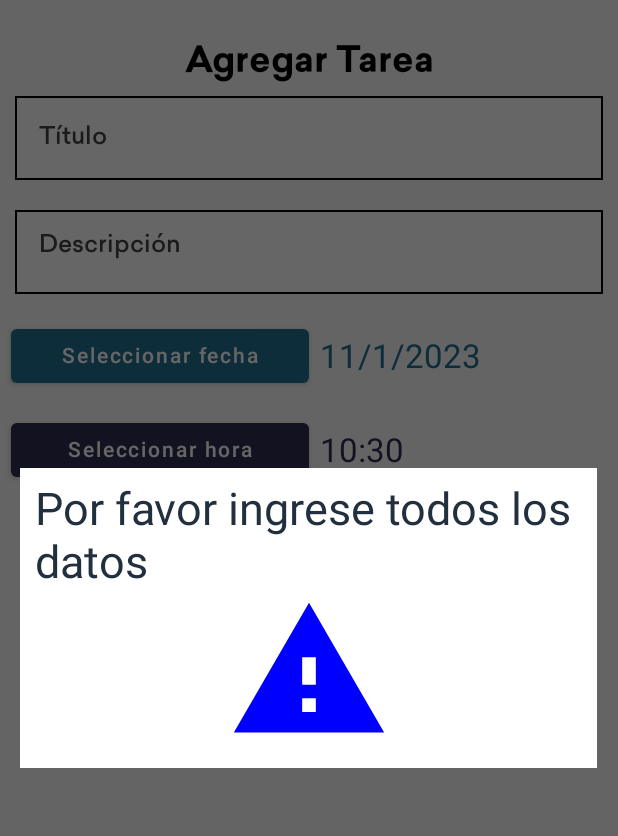
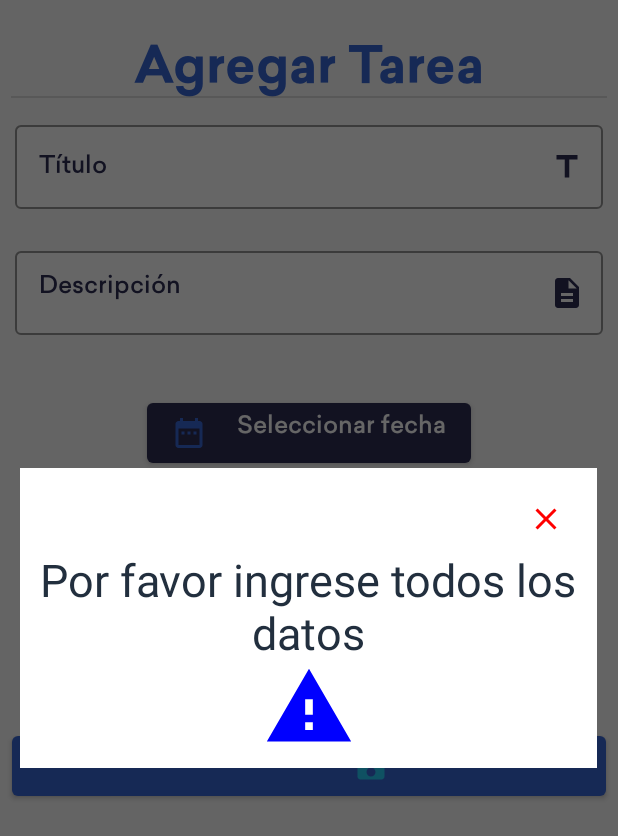
Before and after one commit to arsoftcr/NotePadReminder, an Android app built with Jetpack Compose: the AddPage screen opened through its navigation route, after a tap on "Guardar", on a phone screen of 412 x 824 dp. Shown: the top 836 px of the screen. Run offline under Robolectric (Android 15) with nearby library versions, the phone set to English and light mode, and no system bars; our stand-ins replace Room's generated code.

Commit message:
mejoras de interfaz

```diff
--- a/app/src/main/java/com/mobile/notepadreminder/pages/AddPage.kt
+++ b/app/src/main/java/com/mobile/notepadreminder/pages/AddPage.kt
@@ -9,18 +9,13 @@ import android.content.Context
 import android.content.Intent
 import android.os.Build
 import android.util.Log
-import android.widget.DatePicker
-import android.widget.Toast
 import androidx.annotation.RequiresApi
-import androidx.compose.foundation.BorderStroke
-import androidx.compose.foundation.border
 import androidx.compose.foundation.layout.*
 import androidx.compose.foundation.text.KeyboardActions
 import androidx.compose.foundation.text.KeyboardOptions
 import androidx.compose.material.*
 import androidx.compose.material.icons.Icons
-import androidx.compose.material.icons.filled.Done
-import androidx.compose.material.icons.filled.Warning
+import androidx.compose.material.icons.filled.*
 import androidx.compose.runtime.*
 import androidx.compose.ui.Alignment
 import androidx.compose.ui.Modifier
@@ -34,14 +29,14 @@ import androidx.compose.ui.text.style.TextAlign
 import androidx.compose.ui.tooling.preview.Preview
 import androidx.compose.ui.unit.dp
 import androidx.compose.ui.unit.sp
-import androidx.core.text.isDigitsOnly
 import androidx.lifecycle.viewmodel.compose.viewModel
 import androidx.navigation.NavController
+import androidx.navigation.NavHostController
+import androidx.navigation.compose.rememberNavController
 import com.mobile.notepadreminder.AlarmReceiver
-import com.mobile.notepadreminder.data.Task
+import com.mobile.notepadreminder.navigation.Screen
 import com.mobile.notepadreminder.ui.theme.NoteTheme
 import com.mobile.notepadreminder.viewmodels.TaskViewModel
-import kotlinx.coroutines.coroutineScope
 import kotlinx.coroutines.launch
 import java.util.*
 
@@ -49,53 +44,15 @@ import java.util.*
 @Composable
 fun AddPage(navController: NavController, vm: TaskViewModel = viewModel()) {
     val scope= rememberCoroutineScope()
-    val calendar=Calendar.getInstance().apply {
-        timeInMillis=System.currentTimeMillis()
+    val context = LocalContext.current
+
+    if (vm.showPopup.value){
+
+        PopupMessagePage(vm.msg.value,400.dp,500.dp,vm.showPopup,{
+            vm.showPopup.value=false
+        },vm.icon.value)
     }
 
-    val title = remember {
-        mutableStateOf("")
-    }
-    val description = remember {
-        mutableStateOf("")
-    }
-    val year= remember {
-        mutableStateOf(calendar.get(Calendar.YEAR))
-    }
-
-    val month= remember {
-        mutableStateOf(calendar.get(Calendar.MONTH)+1)
-    }
-
-    val day= remember {
-        mutableStateOf(calendar.get(Calendar.DAY_OF_MONTH))
-    }
-
-    val hour= remember {
-        mutableStateOf(calendar.get(Calendar.HOUR_OF_DAY))
-    }
-
-    val minutes= remember {
-        mutableStateOf(calendar.get(Calendar.MINUTE))
-    }
-    val showPopup= remember {
-        mutableStateOf(false)
-    }
-    val msg= remember {
-        mutableStateOf("")
-    }
-    val icon= remember {
-        mutableStateOf(Icons.Filled.Done)
-    }
-
-    if (showPopup.value){
-
-        PopupMessagePage(msg.value,400.dp,500.dp,showPopup.value,{
-                                                                                            showPopup.value=false
-        },
-            icon.value)
-    }
-    val context = LocalContext.current
     Column(
         modifier = Modifier
             .fillMaxSize()
@@ -104,47 +61,52 @@ fun AddPage(navController: NavController, vm: TaskViewModel = viewModel()) {
     ) {
         Text(
             text = "Agregar Tarea",
-            style = NoteTheme.typography.h1
+            style = NoteTheme.typography.h1,
+            fontSize = 34.sp, color = Color(0XFF3867d6)
         )
 
-        RowOfThis(title, "Título", true)
-        RowOfThis(description, "Descripción", false)
-        Row(modifier = Modifier.fillMaxWidth(), verticalAlignment = Alignment.CenterVertically) {
-            DatePick(context = context, year = year, month = month, day = day)
+        Divider(modifier=Modifier
+            .padding( start = 7.dp, end = 7.dp).height(1.dp))
+
+        RowOfThis(vm.title, "Título", true,Icons.Filled.Title)
+        RowOfThis(vm.description, "Descripción", false,Icons.Filled.Description)
+        Row(modifier = Modifier.padding(top=24.dp).fillMaxWidth(), verticalAlignment = Alignment.CenterVertically) {
+            DatePick(context = context, year = vm.year, month = vm.month, day = vm.day)
         }
         Row(modifier = Modifier.fillMaxWidth(), verticalAlignment = Alignment.CenterVertically) {
-            TimePick(context = context, hours = hour, minutes = minutes)
+            TimePick(context = context, hours =vm.hour, minutes = vm.minutes)
         }
 
-        Button(
+        Button(modifier=Modifier
+            .padding(top=40.dp, start = 8.dp, end = 8.dp).fillMaxWidth(),
             onClick = {
-                if (title.value.isNullOrBlank() || description.value.isNullOrBlank()
+                if (vm.title.value.isNullOrBlank() || vm.description.value.isNullOrBlank()
                 ) {
-                    msg.value="Por favor ingrese todos los datos"
-                    icon.value=Icons.Filled.Warning
-                    showPopup.value=true
+                    vm.msg.value="Por favor ingrese todos los datos"
+                    vm.icon.value=Icons.Filled.Warning
+                    vm.showPopup.value=true
                     return@Button
                 }
                 scope.launch {
 
-                    calendar.apply {
-                        set(Calendar.YEAR,year.value)
-                        set(Calendar.MONTH,(month.value-1))
-                        set(Calendar.DAY_OF_MONTH,day.value)
-                        set(Calendar.HOUR_OF_DAY,hour.value)
-                        set(Calendar.MINUTE,minutes.value)
+                    vm.calendar.apply {
+                        set(Calendar.YEAR,vm.year.value)
+                        set(Calendar.MONTH,(vm.month.value-1))
+                        set(Calendar.DAY_OF_MONTH,vm.day.value)
+                        set(Calendar.HOUR_OF_DAY,vm.hour.value)
+                        set(Calendar.MINUTE,vm.minutes.value)
                     }
 
                     val shuff=(1..99999).shuffled().first()
-                    vm.task.value.title = title.value
-                    vm.task.value.description = description.value
-                    vm.task.value.date = "${day.value}/${month.value}/${year.value}"
-                    vm.task.value.time = calendar.timeInMillis
+                    vm.task.value.title = vm.title.value
+                    vm.task.value.description = vm.description.value
+                    vm.task.value.date = "${vm.day.value}/${vm.month.value}/${vm.year.value}"
+                    vm.task.value.time = vm.calendar.timeInMillis
                     vm.task.value.dateCreated= getDateToday()
                     vm.task.value.shuff= shuff
 
                     vm.createTask(context, vm.task.value)
-                    Log.e("tmepickerreceived","date and time  :${year.value}/${month.value}/${day.value} : ${hour.value}:${minutes.value}")
+                    Log.e("tmepickerreceived","date and time  :${vm.year.value}/${vm.month.value}/${vm.day.value} : ${vm.hour.value}:${vm.minutes.value}")
 
 
                     val alarmMgr= context.getSystemService(Context.ALARM_SERVICE) as AlarmManager
@@ -152,29 +114,46 @@ fun AddPage(navController: NavController, vm: TaskViewModel = viewModel()) {
                     val intent= Intent(context,AlarmReceiver::class.java)
                     intent.action="alarma"
                     intent.putExtra("ALARMA_ID_STRING","$shuff")
-                    intent.putExtra("ALARMA_DESCRIPTION_STRING","${description.value}")
+                    intent.putExtra("ALARMA_DESCRIPTION_STRING","${vm.description.value}")
                     val pending=
                         PendingIntent.getBroadcast(context,shuff,intent, PendingIntent.FLAG_IMMUTABLE)
 
                     Log.e("time final","compare ${System.currentTimeMillis()}" +
-                            " mytime: ${calendar.timeInMillis} " +
-                            "hour: ${calendar.get(Calendar.HOUR_OF_DAY)} " +
-                            "minute: ${calendar.get(Calendar.MINUTE)} " +
-                            "year: ${calendar.get(Calendar.YEAR)} " +
-                            "month: ${calendar.get(Calendar.MONTH)+1} " +
-                            "day: ${calendar.get(Calendar.DAY_OF_MONTH)}")
+                            " mytime: ${vm.calendar.timeInMillis} " +
+                            "hour: ${vm.calendar.get(Calendar.HOUR_OF_DAY)} " +
+                            "minute: ${vm.calendar.get(Calendar.MINUTE)} " +
+                            "year: ${vm.calendar.get(Calendar.YEAR)} " +
+                            "month: ${vm.calendar.get(Calendar.MONTH)+1} " +
+                            "day: ${vm.calendar.get(Calendar.DAY_OF_MONTH)}")
 
-                    alarmMgr?.setExactAndAllowWhileIdle(AlarmManager.RTC_WAKEUP,calendar.timeInMillis,pending)
-                    msg.value="Recordatorio activado"
-                    icon.value=Icons.Filled.Done
-                    showPopup.value=true
+                    alarmMgr?.setExactAndAllowWhileIdle(AlarmManager.RTC_WAKEUP,vm.calendar.timeInMillis,pending)
+                    vm.msg.value="Recordatorio activado"
+                    vm.icon.value=Icons.Filled.Done
+                    vm.showPopup.value=true
                     vm.resetTask()
                 }
 
             },
-            colors = ButtonDefaults.buttonColors(backgroundColor = Color.Blue)
+            colors = ButtonDefaults.buttonColors(
+                backgroundColor = Color(0XFF3867d6))
         ) {
-            Text(text = "Guardar", color = Color.White, style = NoteTheme.typography.subtitle)
+            Row(horizontalArrangement = Arrangement.spacedBy(20.dp)) {
+                Text(text = "Guardar",
+                    color = Color.White,
+                    style = NoteTheme.typography.subtitle)
+                Icon(imageVector = Icons.Filled.Save,
+                    contentDescription ="gdi", tint = Color(0XFF25CCF7) )
+
+            }
+        }
+    }
+
+    if (vm.gotoList.value){
+        vm.gotoList.value=false
+        navController.navigate(Screen.lis.route){
+            popUpTo(Screen.lis.route){
+                inclusive=true
+            }
         }
     }
 }
@@ -182,7 +161,7 @@ fun AddPage(navController: NavController, vm: TaskViewModel = viewModel()) {
 
 
 @Composable
-fun RowOfThis(value: MutableState<String>, label: String, single: Boolean) {
+fun RowOfThis(value: MutableState<String>, label: String, single: Boolean,icon:ImageVector) {
 
     val focusManager = LocalFocusManager.current
     Row(
@@ -190,24 +169,28 @@ fun RowOfThis(value: MutableState<String>, label: String, single: Boolean) {
             .fillMaxWidth()
             .padding(10.dp)
     ) {
-        TextField(
+        OutlinedTextField(
             modifier = Modifier
-                .fillMaxWidth()
-                .border(BorderStroke(width = 1.dp, color = Color.Black)),
+                .fillMaxWidth(),
             singleLine = single,
-            maxLines = 3,
+            maxLines = 1,
             textStyle = NoteTheme.typography.body,
             value = value.value, onValueChange = {
                 value.value = it
             }, label = {
                 Text(
                     text = label, textAlign = TextAlign.Start,
-                    color = Color.DarkGray,
+                    color = Color(0XFF2c2c54),
                     style = NoteTheme.typography.subtitle
                 )
-            },
+            }, trailingIcon = {
+                Icon(imageVector = icon, contentDescription = "itil",
+                    tint = Color(0XFF2c2c54))},
             keyboardOptions = KeyboardOptions(imeAction = ImeAction.Next),
-            colors = TextFieldDefaults.textFieldColors(backgroundColor = Color.White),
+            colors = TextFieldDefaults.textFieldColors(
+                backgroundColor = Color.White,
+                focusedLabelColor = Color.Gray,
+            focusedIndicatorColor = Color.Gray),
             keyboardActions = KeyboardActions(onNext =
             { focusManager.moveFocus((FocusDirection.Next)) })
         )
@@ -229,21 +212,37 @@ fun DatePick(context: Context, year: MutableState<Int>,month: MutableState<Int>,
     mDatePickerDialog.datePicker.minDate=System.currentTimeMillis() - 1000
 
     Log.d("datepicker","${day.value}/${month.value}/${year.value}")
+    Column(modifier = Modifier.fillMaxWidth(),
+    horizontalAlignment = Alignment.CenterHorizontally) {
         Button(modifier = Modifier
-        .padding(7.dp)
-        .fillMaxWidth(0.5f), onClick = {
+            .padding(7.dp), onClick = {
             mDatePickerDialog.show()
-    }, colors = ButtonDefaults.buttonColors(backgroundColor = Color(0XFF227093))) {
+        }, colors = ButtonDefaults.buttonColors(backgroundColor = Color(0XFF2c2c54))) {
+            Row(horizontalArrangement = Arrangement.spacedBy(20.dp)) {
+                Icon(imageVector = Icons.Filled.DateRange,
+                    contentDescription ="wdi", tint = Color(0XFF3867d6) )
                 Text(text = "Seleccionar fecha",
-            color = Color.White)
+                    color = Color.White,
+                    style = NoteTheme.typography.subtitle)
             }
-    Text(text = "${day.value}/${month.value}/${year.value}", fontSize = 22.sp, color = Color(0XFF227093))
+        }
+        Text(modifier = Modifier.fillMaxWidth(),
+            textAlign = TextAlign.Center,
+            text = "${day.value}/${month.value}/${year.value}",
+            fontSize = 32.sp, color = Color.Gray,
+            style = NoteTheme.typography.subtitle)
+    }
+
 }
 
 
 
 @Composable
-fun TimePick(context: Context,hours:MutableState<Int>,minutes:MutableState<Int>) {
+fun TimePick(
+    context: Context,
+    hours: MutableState<Int>,
+    minutes: MutableState<Int>
+) {
 
     val mTimePickerDialog = TimePickerDialog(
         context,
@@ -254,13 +253,32 @@ fun TimePick(context: Context,hours:MutableState<Int>,minutes:MutableState<Int>)
     )
 
     Log.d("tmepicker","hour selected :${hours.value}: munute selected: ${minutes.value}")
+
+    Column(modifier = Modifier.fillMaxWidth(),
+    horizontalAlignment = Alignment.CenterHorizontally) {
         Button(modifier = Modifier
-        .padding(7.dp)
-        .fillMaxWidth(0.5f), onClick = {
+            .padding(7.dp), onClick = {
             mTimePickerDialog.show()
         }, colors = ButtonDefaults.buttonColors(backgroundColor = Color(0XFF2c2c54))) {
+            Row(horizontalArrangement = Arrangement.spacedBy(20.dp)) {
+                Icon(imageVector = Icons.Filled.Timer, contentDescription ="hhfdi",
+                    tint = Color(0XFF3867d6) )
                 Text(text = "Seleccionar hora",
-            color = Color.White)
+                    color = Color.White,
+                    style = NoteTheme.typography.subtitle)
             }
-    Text(text = "${hours.value}:${minutes.value}", fontSize = 22.sp, color = Color(0XFF2c2c54))
         }
+        Text(modifier = Modifier.fillMaxWidth(),
+            textAlign = TextAlign.Center,text = "${hours.value}:${minutes.value}",
+            fontSize = 32.sp,color= Color.Gray,
+            style = NoteTheme.typography.subtitle)
+    }
+}
+
+@RequiresApi(Build.VERSION_CODES.M)
+@Composable
+@Preview
+fun PreviewAddPage(){
+    val nav:NavHostController= rememberNavController()
+    AddPage(navController = nav)
+}
--- a/app/src/main/java/com/mobile/notepadreminder/pages/Main.kt
+++ b/app/src/main/java/com/mobile/notepadreminder/pages/Main.kt
@@ -51,7 +51,11 @@ fun MainPage(navController: NavController, vm: TaskViewModel = viewModel()) {
 
     if (vm.goto.value) {
         vm.goto.value = false
-        navController.navigate(Screen.lis.route)
+        navController.navigate(Screen.lis.route){
+            popUpTo(Screen.lis.route){
+                inclusive=true
+            }
+        }
     }
 
     Scaffold(
--- a/app/src/main/java/com/mobile/notepadreminder/pages/PopupMessage.kt
+++ b/app/src/main/java/com/mobile/notepadreminder/pages/PopupMessage.kt
@@ -1,14 +1,26 @@
 package com.mobile.notepadreminder.pages
 
+import android.annotation.SuppressLint
 import androidx.compose.foundation.background
 import androidx.compose.foundation.layout.*
+import androidx.compose.foundation.rememberScrollState
+import androidx.compose.foundation.verticalScroll
 import androidx.compose.material.Icon
+import androidx.compose.material.IconButton
 import androidx.compose.material.Text
+import androidx.compose.material.icons.Icons
+import androidx.compose.material.icons.filled.Close
+import androidx.compose.material.icons.filled.Done
 import androidx.compose.runtime.Composable
+import androidx.compose.runtime.MutableState
+import androidx.compose.runtime.mutableStateOf
+import androidx.compose.ui.Alignment
 import androidx.compose.ui.Modifier
 import androidx.compose.ui.graphics.Color
 import androidx.compose.ui.graphics.vector.ImageVector
 import androidx.compose.ui.text.TextStyle
+import androidx.compose.ui.text.style.TextAlign
+import androidx.compose.ui.tooling.preview.Preview
 import androidx.compose.ui.unit.Dp
 import androidx.compose.ui.unit.dp
 import androidx.compose.ui.unit.sp
@@ -19,7 +31,7 @@ import com.mobile.notepadreminder.ui.theme.taskText
 fun PopupMessagePage(message:String,
                      height: Dp,
                      width:Dp,
-                     openDialog:Boolean,
+                     openDialog:MutableState<Boolean>,
                      onDismiss: ()->Unit,
                      icon: ImageVector
 ){
@@ -27,7 +39,7 @@ fun PopupMessagePage(message:String,
         val dialogWidth = width/(1.3F)
         val dialogHeight = height/2
 
-        if (openDialog) {
+        if (openDialog.value) {
             Dialog(onDismissRequest = onDismiss) {
                 // Draw a rectangle shape with rounded corners inside the dialog
                 Box(
@@ -36,11 +48,32 @@ fun PopupMessagePage(message:String,
                         .background(Color.White)
                         .padding(10.dp)){
                     Column(modifier = Modifier.fillMaxWidth()) {
-                        Text(text = message,
-                            style = TextStyle(color = taskText,
+                        Row(modifier = Modifier.fillMaxWidth(),
+                        horizontalArrangement = Arrangement.End) {
+                            IconButton(onClick = {
+                                openDialog.value = false
+                            }) {
+                                Icon(
+                                    modifier=Modifier,
+                                    imageVector = Icons.Filled.Close ,
+                                    contentDescription ="closebtn", tint = Color.Red)
+                            }
+                        }
+                        Column(modifier = Modifier.fillMaxWidth()) {
+                            Column(modifier = Modifier
+                                .fillMaxWidth()
+                                .verticalScroll(rememberScrollState())) {
+                                Text(
+                                    modifier = Modifier.fillMaxSize(),
+                                    text = message,
+                                    textAlign = TextAlign.Center,
+                                    style = TextStyle(
+                                        color = taskText,
                                         fontSize = 30.sp)
                                 )
-                        Icon(modifier=Modifier.fillMaxWidth()
+                            }
+                            Icon(modifier= Modifier
+                                .fillMaxWidth()
                                 .size(150.dp),
                                 imageVector= icon,
                                 contentDescription = "icon",
@@ -49,6 +82,22 @@ fun PopupMessagePage(message:String,
                     }
                 }
             }
+        }
 
     }
 }
+
+@SuppressLint("UnrememberedMutableState")
+@Composable
+@Preview
+fun PreviewPopupMessagePage(){
+    val state= mutableStateOf(true)
+    PopupMessagePage(
+        message = "test",
+        height =400.dp ,
+        width = 500.dp,
+        openDialog = state,
+        onDismiss = {  },
+        icon = Icons.Filled.Done
+    )
+}
--- a/app/src/main/java/com/mobile/notepadreminder/pages/TotalPage.kt
+++ b/app/src/main/java/com/mobile/notepadreminder/pages/TotalPage.kt
@@ -148,7 +148,7 @@ fun CardTotal(task: Task, vm: TaskViewModel, context: Context) {
             }
         }
         if (showPopup.value){
-            PopupMessagePage(msg.value,400.dp,500.dp,showPopup.value,{
+            PopupMessagePage(msg.value,400.dp,500.dp,showPopup,{
                 showPopup.value=false
             },
                 Icons.Filled.DeleteForever)
--- a/app/src/main/java/com/mobile/notepadreminder/viewmodels/TaskViewModel.kt
+++ b/app/src/main/java/com/mobile/notepadreminder/viewmodels/TaskViewModel.kt
@@ -3,6 +3,8 @@ package com.mobile.notepadreminder.viewmodels
 import android.content.Context
 import android.util.Log
 import android.widget.Toast
+import androidx.compose.material.icons.Icons
+import androidx.compose.material.icons.filled.Done
 import androidx.compose.runtime.mutableStateOf
 import androidx.compose.runtime.remember
 import androidx.lifecycle.ViewModel
@@ -12,8 +14,35 @@ import com.mobile.notepadreminder.data.TaskDatabase
 import kotlinx.coroutines.Dispatchers
 import kotlinx.coroutines.launch
 import kotlinx.coroutines.withContext
+import java.util.*
 
 class TaskViewModel(): ViewModel() {
+
+    val calendar= Calendar.getInstance().apply {
+        timeInMillis=System.currentTimeMillis()
+    }
+    val title = mutableStateOf("")
+
+    val description =  mutableStateOf("")
+
+    val year= mutableStateOf(calendar.get(Calendar.YEAR))
+
+    val month= mutableStateOf(calendar.get(Calendar.MONTH))
+
+    val day= mutableStateOf(calendar.get(Calendar.DAY_OF_MONTH))
+
+    val hour=  mutableStateOf(calendar.get(Calendar.HOUR_OF_DAY))
+
+    val minutes= mutableStateOf(calendar.get(Calendar.MINUTE))
+
+    val showPopup= mutableStateOf(false)
+
+    val msg=  mutableStateOf("")
+
+    val icon=mutableStateOf(Icons.Filled.Done)
+
+    val gotoList= mutableStateOf(false)
+
 
      val tasks:List<Task> = mutableListOf()
      var list= mutableStateOf(tasks)
@@ -25,6 +54,9 @@ class TaskViewModel(): ViewModel() {
 
     var task= mutableStateOf(Task(0,"","","","",0,0, shuff = 0))
 
+    init {
+        gotoList.value = false
+    }
     private  fun clean(){
         list.value= mutableListOf()
     }
@@ -164,5 +196,6 @@ class TaskViewModel(): ViewModel() {
 
     fun resetTask(){
         task= mutableStateOf(Task(0,"","","","",0,0, shuff = 0))
+        gotoList.value = true
     }
 }
--- a/build.gradle
+++ b/build.gradle
@@ -7,7 +7,7 @@ buildscript {
     }
 }// Top-level build file where you can add configuration options common to all sub-projects/modules.
 plugins {
-    id 'com.android.application' version '7.3.0' apply false
-    id 'com.android.library' version '7.3.0' apply false
+    id 'com.android.application' version '7.3.1' apply false
+    id 'com.android.library' version '7.3.1' apply false
     id 'org.jetbrains.kotlin.android' version '1.6.10' apply false
 }
```
Also changed, not shown: app/src/main/AndroidManifest.xml (+11 -1 lines), app/src/main/java/com/mobile/notepadreminder/AlarmReceiver.kt (+44 -22 lines), app/src/main/java/com/mobile/notepadreminder/pages/ListPage.kt (+10 -1 lines). Lines whose indentation alone changed are shown as unchanged.
